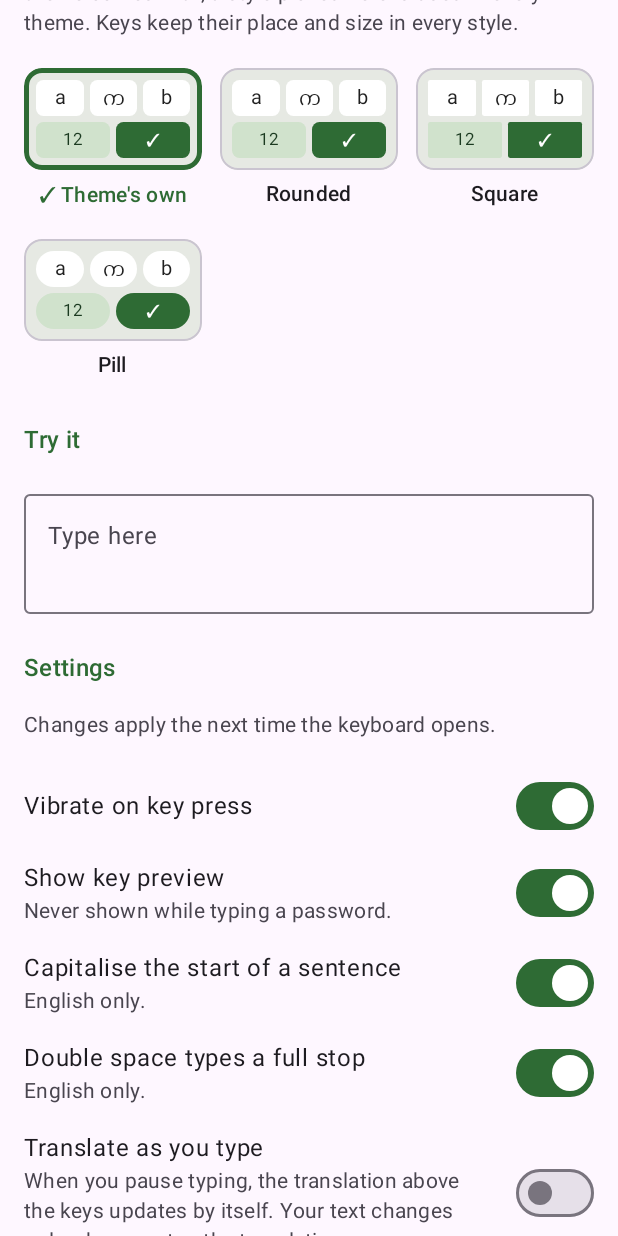
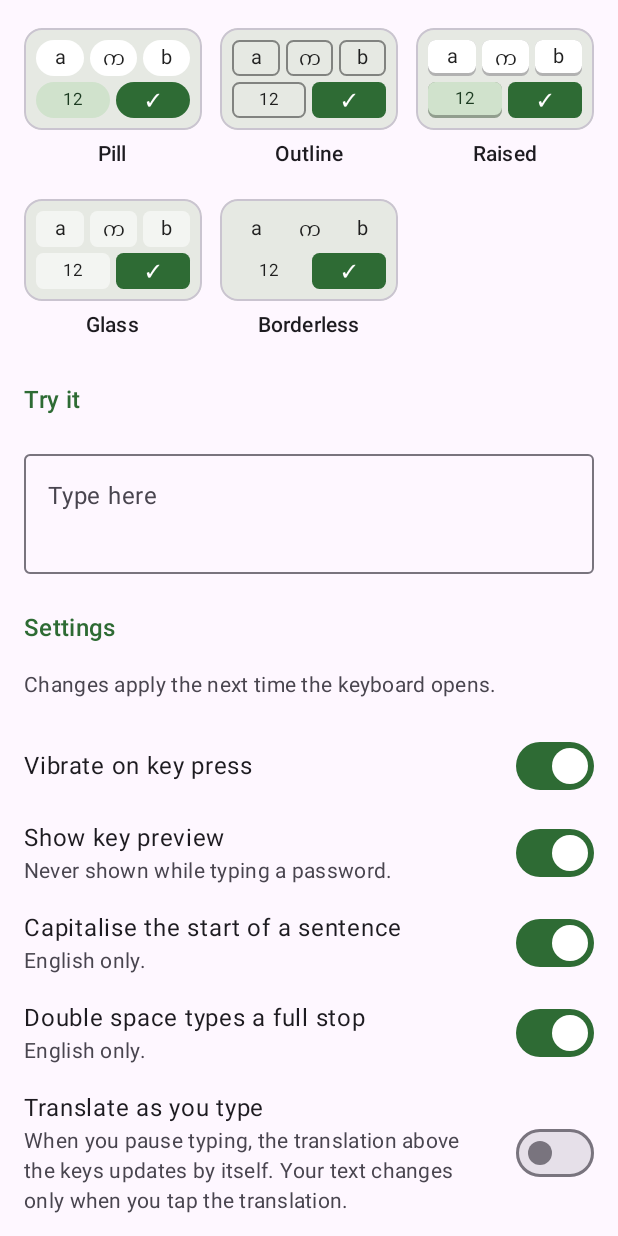
Before and after one commit to MinThantZinTun21/Akkhara, an Android app built with Jetpack Compose: the screen it shows after launch (AppActivity), on a phone screen of 412 x 824 dp. Run offline under Robolectric (Android 15) with nearby library versions, the phone set to English and light mode, and no system bars.

Commit message:
Outline, Raised, Glass and Borderless key styles (#54)
ThemesTest now checks every theme in every key style. In the see-through
styles (Outline, Glass, Borderless) a label sits on the background or on
the glass over it, and action keys take the letter keys' colours; enter
and a locked shift stay solid. Sonata's hint is a shade darker to keep
4.5:1 on its background.

Co-Authored-By: Claude Opus 5.5 <noreply@anthropic.com>

```diff
--- a/app/src/main/kotlin/com/akkhara/keyboard/AppScreen.kt
+++ b/app/src/main/kotlin/com/akkhara/keyboard/AppScreen.kt
@@ -57,6 +57,7 @@ import androidx.compose.ui.Alignment
 import androidx.compose.ui.Modifier
 import androidx.compose.ui.draw.clip
 import androidx.compose.ui.graphics.Color
+import androidx.compose.ui.graphics.compositeOver
 import androidx.compose.ui.platform.LocalContext
 import androidx.compose.ui.res.stringResource
 import androidx.compose.ui.semantics.Role
@@ -346,16 +347,19 @@ private fun KeysPreview(palette: Palette, keyStyle: KeyStyle, letters: List<Stri
     ) {
         Row(horizontalArrangement = gap) {
             letters.forEach { letter ->
-                PreviewKey(Color(palette.key), keyStyle, Modifier.weight(1f)) {
+                PreviewKey(Color(palette.key), Color(palette.label), keyStyle, Modifier.weight(1f)) {
                     Text(letter, color = Color(palette.label), fontSize = 13.sp, lineHeight = 16.sp)
                 }
             }
         }
         Row(horizontalArrangement = gap) {
-            PreviewKey(Color(palette.actionKey), keyStyle, Modifier.weight(1f)) {
-                Text("12", color = Color(palette.actionLabel), fontSize = 11.sp, lineHeight = 16.sp)
+            // In a see-through style an action key takes the letter keys' colours, as on the keyboard.
+            val (actionKey, actionLabel) =
+                if (keyStyle.isSeeThrough) palette.key to palette.label else palette.actionKey to palette.actionLabel
+            PreviewKey(Color(actionKey), Color(actionLabel), keyStyle, Modifier.weight(1f)) {
+                Text("12", color = Color(actionLabel), fontSize = 11.sp, lineHeight = 16.sp)
             }
-            PreviewKey(Color(palette.accent), keyStyle, Modifier.weight(1f)) {
+            PreviewKey(Color(palette.accent), Color(palette.onAccent), keyStyle, Modifier.weight(1f), isSolid = true) {
                 Text("\u2713", color = Color(palette.onAccent), fontSize = 11.sp, lineHeight = 16.sp)
             }
         }
@@ -363,13 +367,31 @@ private fun KeysPreview(palette: Palette, keyStyle: KeyStyle, letters: List<Stri
 }
 
 @Composable
-private fun PreviewKey(colour: Color, keyStyle: KeyStyle, modifier: Modifier = Modifier, label: @Composable () -> Unit) {
+private fun PreviewKey(
+    colour: Color,
+    ink: Color,
+    keyStyle: KeyStyle,
+    modifier: Modifier = Modifier,
+    isSolid: Boolean = false,
+    label: @Composable () -> Unit,
+) {
     // A preview key is smaller than a real one, so its corners shrink with it: Rounded keeps the 5 dp it had.
-    val corner = keyStyle.cornerRadius(PREVIEW_KEY_DP, density = 5f / 7f).dp
-    Box(
-        modifier = modifier.height(PREVIEW_KEY_DP.dp).background(colour, RoundedCornerShape(corner)),
-        contentAlignment = Alignment.Center,
-    ) { label() }
+    val shape = RoundedCornerShape(keyStyle.cornerRadius(PREVIEW_KEY_DP, density = 5f / 7f).dp)
+    // Roughly what the keyboard draws for each key style; the keyboard itself is the reference.
+    val look = when {
+        isSolid -> Modifier.background(colour, shape)
+        else -> when (keyStyle) {
+            KeyStyle.Rounded, KeyStyle.Square, KeyStyle.Pill -> Modifier.background(colour, shape)
+            KeyStyle.Raised -> Modifier
+                .background(Color.Black.copy(alpha = 0.3f).compositeOver(colour), shape)
+                .padding(bottom = 2.dp)
+                .background(colour, shape)
+            KeyStyle.Outline -> Modifier.border(1.dp, ink.copy(alpha = 0.5f), shape)
+            KeyStyle.Glass -> Modifier.background(colour.copy(alpha = KeyStyle.GLASS_ALPHA), shape)
+            KeyStyle.Borderless -> Modifier
+        }
+    }
+    Box(modifier = modifier.height(PREVIEW_KEY_DP.dp).then(look), contentAlignment = Alignment.Center) { label() }
 }
 
 /**
--- a/app/src/main/kotlin/com/akkhara/keyboard/KeyStyle.kt
+++ b/app/src/main/kotlin/com/akkhara/keyboard/KeyStyle.kt
@@ -16,7 +16,37 @@ enum class KeyStyle(@StringRes val nameRes: Int) {
 
     /** Fully rounded ends on every key. */
     Pill(R.string.key_style_pill),
+
+    /** No fill, only a thin border; a pressed key fills with the pressed colour. */
+    Outline(R.string.key_style_outline),
+
+    /** A darker lip under each key, which a pressed key sinks onto. */
+    Raised(R.string.key_style_raised),
+
+    /** A see-through fill over the background, lit along its top edge. */
+    Glass(R.string.key_style_glass),
+
+    /** No fill and no border; a pressed key shows the pressed colour. */
+    Borderless(R.string.key_style_borderless),
     ;
+
+    /**
+     * True when a key's own colour shows little or none of it, so its label
+     * sits on the background. In these styles an action key is drawn in the
+     * letter keys' colours; enter and a locked shift keep their solid accent.
+     */
+    val isSeeThrough: Boolean get() = this == Outline || this == Glass || this == Borderless
+
+    /**
+     * The colour a label sits on, on a key that is not pressed, whose own
+     * colour is [key], over a keyboard [background]. A pressed key is always
+     * filled with the pressed colour.
+     */
+    fun face(key: Int, background: Int): Int = when (this) {
+        Rounded, Square, Pill, Raised -> key
+        Glass -> blend(key, GLASS_ALPHA, over = background)
+        Outline, Borderless -> background
+    }
 
     /**
      * The corner radius, in pixels, of a key [height] pixels tall. [isEndKey]
@@ -26,11 +56,15 @@ enum class KeyStyle(@StringRes val nameRes: Int) {
         Rounded -> if (isEndKey) height / 2 else ROUNDED_DP * density
         Square -> SQUARE_DP * density
         Pill -> height / 2
+        Outline, Raised, Glass, Borderless -> ROUNDED_DP * density
     }
 
     companion object {
         private const val ROUNDED_DP = 7f
         private const val SQUARE_DP = 2f
+
+        /** How much of a key's own colour a [Glass] key shows over the background. */
+        const val GLASS_ALPHA = 0.55f
 
         /** The key style the keyboard draws: the one the user picked, or else the theme's own. */
         fun shown(chosen: KeyStyle?, theme: Theme): KeyStyle = chosen ?: theme.keyStyle
@@ -39,3 +73,13 @@ enum class KeyStyle(@StringRes val nameRes: Int) {
         fun named(name: String?): KeyStyle? = entries.firstOrNull { it.name == name }
     }
 }
+
+/** [colour] drawn at [alpha] over the opaque colour [over], as one opaque ARGB colour. */
+fun blend(colour: Int, alpha: Float, over: Int): Int {
+    fun channel(shift: Int): Int {
+        val top = colour shr shift and 0xFF
+        val under = over shr shift and 0xFF
+        return Math.round(top * alpha + under * (1 - alpha))
+    }
+    return (0xFF shl 24) or (channel(16) shl 16) or (channel(8) shl 8) or channel(0)
+}
--- a/app/src/main/kotlin/com/akkhara/keyboard/Theme.kt
+++ b/app/src/main/kotlin/com/akkhara/keyboard/Theme.kt
@@ -315,7 +315,7 @@ enum class Theme(
             actionKey = 0xFFB9CFC8.toInt(),
             label = 0xFF2B1F12.toInt(),
             actionLabel = 0xFF163F42.toInt(),
-            hint = 0xFF5E5038.toInt(),
+            hint = 0xFF5A4C35.toInt(),
             callout = 0xFFFBF4E8.toInt(),
             accent = 0xFF1F5A5E.toInt(),
             onAccent = 0xFFFFFFFF.toInt(),
--- a/app/src/main/res/values/strings.xml
+++ b/app/src/main/res/values/strings.xml
@@ -37,6 +37,10 @@
     <string name="key_style_rounded">Rounded</string>
     <string name="key_style_square">Square</string>
     <string name="key_style_pill">Pill</string>
+    <string name="key_style_outline">Outline</string>
+    <string name="key_style_raised">Raised</string>
+    <string name="key_style_glass">Glass</string>
+    <string name="key_style_borderless">Borderless</string>
     <string name="theme_light">Light</string>
     <string name="theme_sand">Sand</string>
     <string name="theme_rose">Rose</string>
```
Also changed, not shown: app/src/main/kotlin/com/akkhara/keyboard/KeyboardView.kt (+79 -4 lines), 1 other file.
